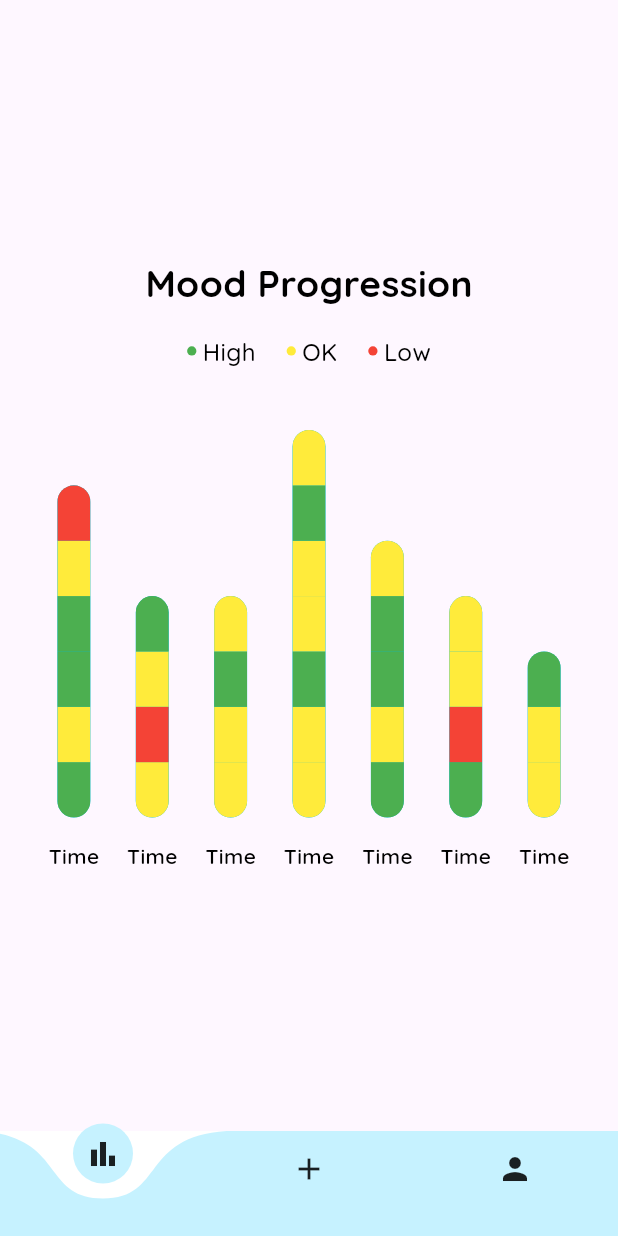
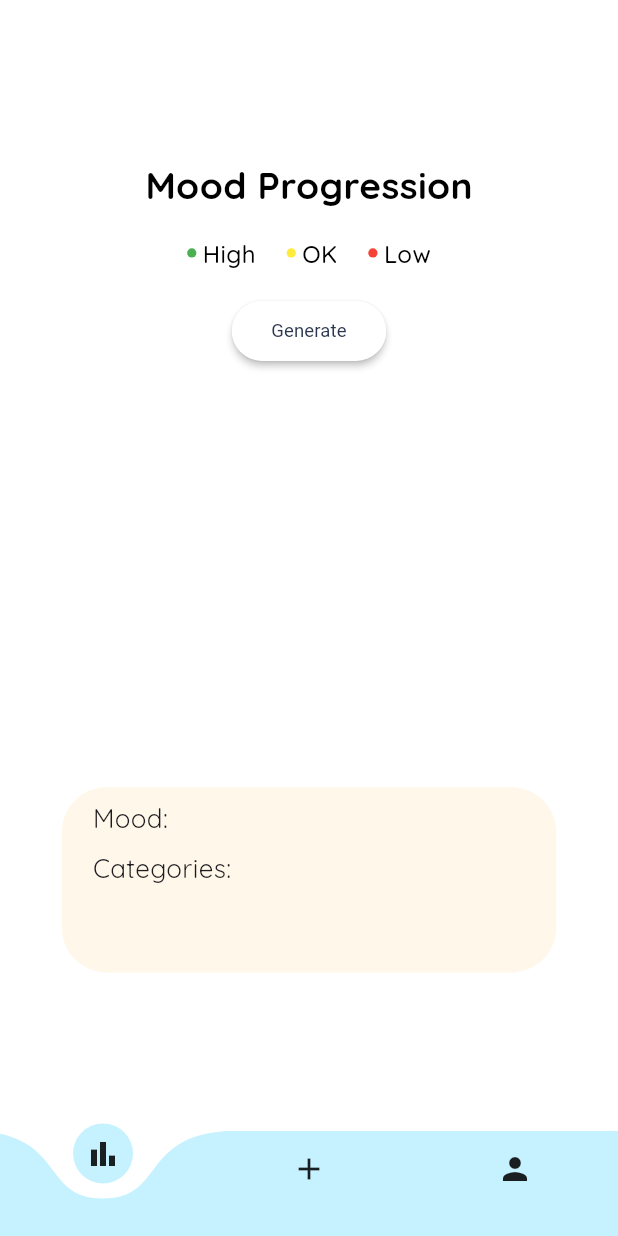
Before and after one commit to wwplr/MindTrace, a Flutter app: the screen it shows once a user with an empty profile is signed in, on a phone screen of 412 x 824 dp. Run offline on Flutter 3.47's test engine with Material 3 defaults, Android fonts, the phone set to English and light mode, and no system bars; drawn by our look-alikes of curved_labeled_navigation_bar, fl_chart; our stand-ins replace carousel_slider, cloud_firestore, file_picker, firebase_auth, firebase_core, flutter_native_splash and 1 more; accounts and stored records are empty; project files that could hold a hidden picture were left out.

Commit message:
Implemented Firebase data fetching and updated Bar Chart

```diff
--- a/mind_trace/lib/home.dart
+++ b/mind_trace/lib/home.dart
@@ -1,6 +1,8 @@
 import 'package:flutter/material.dart';
 import 'package:flutter/services.dart';
-import 'package:fl_chart/fl_chart.dart';
+import 'package:cloud_firestore/cloud_firestore.dart';
+import 'package:firebase_auth/firebase_auth.dart';
+import 'package:mind_trace/stacked_bar_chart.dart';
 
 class Home extends StatefulWidget {
   @override
@@ -8,10 +10,13 @@ class Home extends StatefulWidget {
 }
 
 class _HomeState extends State<Home> {
+  final user = FirebaseAuth.instance.currentUser!;
   int touchedIndex = -1;
   final Color barBackgroundColor = Colors.transparent;
   final Color barColor = Colors.white;
   final Color touchedBarColor = Colors.blue;
+  String mood = '';
+  Map<int, List<int>> moodData = {};
 
   @override
   void initState() {
@@ -22,257 +27,217 @@ class _HomeState extends State<Home> {
     ]);
   }
 
+  Future<Map<int, List<int>>> fetchData() async {
+    try {
+      DocumentSnapshot documentSnapshot = await FirebaseFirestore.instance
+          .collection('users')
+          .doc(user.uid.toString())
+          .get();
+
+      if (documentSnapshot.exists) {
+        List<int> currentMoodSet = [];
+        int setIndex = 0;
+
+        // Assuming mood data is stored directly under the user document
+        Map<String, dynamic> data = documentSnapshot.data() as Map<String, dynamic>;
+
+        // Sort the data by keys (timestamps)
+        List<String> sortedKeys = data.keys.toList()..sort();
+
+        sortedKeys.forEach((key) {
+          var value = data[key]; // Mood data for the current timestamp
+          print('Timestamp: $key, Mood: $value');
+
+          if (value == 'Start') {
+            currentMoodSet = [];
+          } else if (value == 'Finish') {
+            moodData[setIndex++] = currentMoodSet;
+          } else {
+            currentMoodSet.add(getMoodValue(value));
+          }
+        });
+
+        print('Fetched data: $moodData');
+        return moodData;
+      } else {
+        print('User document does not exist.');
+        return {};
+      }
+    } catch (error) {
+      print('Error fetching data: $error');
+      return {};
+    }
+  }
+
+  int getMoodValue(String mood) {
+    switch (mood) {
+      case 'Low':
+        return 1;
+      case 'OK':
+        return 2;
+      case 'High':
+        return 3;
+      default:
+        return 0; // Handle unknown mood values
+    }
+  }
+
   @override
   Widget build(BuildContext context) {
     double height = MediaQuery.of(context).size.height;
     double width = MediaQuery.of(context).size.width;
     double fontSize = width * 0.03;
+
     return PopScope(
       canPop: false,
       child: Scaffold(
-            body: Center(
-                child: Column(
+        backgroundColor: Colors.white,
+        body: Column(
             mainAxisAlignment: MainAxisAlignment.center,
             crossAxisAlignment: CrossAxisAlignment.center,
             children: <Widget>[
-                      AspectRatio(
-                        aspectRatio: 1,
-                        child: Stack(
-                          children: <Widget>[
-                            Column(
-                              crossAxisAlignment: CrossAxisAlignment.center,
-                              children: <Widget>[
-                                Text(
+              Container(
+                //margin: EdgeInsets.only(top: height*0.1),
+                child: Text(
                   'Mood Progression',
                   style: TextStyle(
                     color: Colors.black,
-                                      fontSize: fontSize*2,
+                    fontSize: fontSize * 2,
                     fontWeight: FontWeight.bold,
-                                      fontFamily: "Quicksand"
+                    fontFamily: "Quicksand",
                   ),
                 ),
-                                Container (
-                                  margin: EdgeInsets.only(top: 0.02*height),
+              ),
+              Container(
+                margin: EdgeInsets.only(top: height*0.02, bottom: height*0.02),
                 child: Row(
                   mainAxisAlignment: MainAxisAlignment.center,
                   children: [
                     buildLegend(
                       text: 'High',
                       color: Colors.green,
-                                          space: 0.01*width,
-                                          fontSize: fontSize*1.3,
-                                          width: 0.015*width,
-                                          height: 0.015*width
+                      space: 0.01 * width,
+                      fontSize: fontSize * 1.3,
+                      width: 0.015 * width,
+                      height: 0.015 * width,
                     ),
-                                      SizedBox(width: 0.05*width),
+                    SizedBox(width: 0.05 * width),
                     buildLegend(
                       text: 'OK',
                       color: Colors.yellow,
-                                          space: 0.01*width,
-                                          fontSize: fontSize*1.3,
-                                          width: 0.015*width,
-                                          height: 0.015*width
+                      space: 0.01 * width,
+                      fontSize: fontSize * 1.3,
+                      width: 0.015 * width,
+                      height: 0.015 * width,
                     ),
-                                      SizedBox(width: 0.05*width),
+                    SizedBox(width: 0.05 * width),
                     buildLegend(
                       text: 'Low',
                       color: Colors.red,
-                                          space: 0.01*width,
-                                          fontSize: fontSize*1.3,
-                                          width: 0.015*width,
-                                          height: 0.015*width
+                      space: 0.01 * width,
+                      fontSize: fontSize * 1.3,
+                      width: 0.015 * width,
+                      height: 0.015 * width,
                     ),
                   ],
                 ),
               ),
-                                Expanded(
-                                    child: Container (
-                                      margin: EdgeInsets.only(top: 0.05*height),
-                                      child: Padding(
-                                        padding: const EdgeInsets.symmetric(horizontal: 8),
-                                        child: BarChart(
-                                          mainBarData(height, width, fontSize),
+              Container(
+                  margin: EdgeInsets.only(bottom: height*0.02),
+                  alignment: Alignment.center,
+                  child: ElevatedButton(
+                      onPressed: () async {
+                        Map<int, List<int>> data = await fetchData();
+                        setState(() {
+                          moodData = data;
+                        });
+                      },
+                      style: ElevatedButton.styleFrom(
+                        fixedSize: Size((0.25*width), (0.02*height)),
+                        backgroundColor: Colors.white,
+                        shape: RoundedRectangleBorder(
+                            borderRadius: BorderRadius.circular(20)
+                        ),
+                        elevation: 2.0,
+                      ),
+                      child: Text(
+                          'Generate',
+                          textAlign: TextAlign.center,
+                          style: TextStyle(
+                              color: Color(0xFF2A364E),
+                              fontSize: fontSize,
+                              fontWeight: FontWeight.w400
+                          )
+                      )
+                  )
+              ),
+              SizedBox(
+                height: height*0.3,
+                width: width*0.9,
+                child: StackedBarChart(
+                    data: moodData,
+                    colors: [
+                      Colors.red,
+                      Colors.yellow,
+                      Colors.green,
+                    ],
+                    barWidth: width*0.06,
+                    maxHeight: height*0.3,
+                    maxWidth: width*0.9,
+                    barSpacing: width*0.05,
+                    borderRadius: 20,
+                    borderColor: Colors.white,
+                    borderWidth: width*0.0025,
+                    onTap: (m) {
+                      setState(() {
+                        mood = m;
+                      });
+                    }
                 ),
               ),
-                                    )
-                                )
-                              ],
+              Container(
+                margin: EdgeInsets.only(top: height * 0.02),
+                child: SingleChildScrollView(
+                  child: SizedBox(
+                    width: width * 0.8,
+                    height: height * 0.15,
+                    child: DecoratedBox(
+                      decoration: BoxDecoration(
+                        color: Color(0xFFFFF8EA),
+                        borderRadius: BorderRadius.all(Radius.circular(30)),
+                      ),
+                      child: Column(
+                        crossAxisAlignment: CrossAxisAlignment.start,
+                        children: [
+                          Container(
+                            margin: EdgeInsets.only(left: width * 0.05, top: height * 0.01),
+                            child: Text(
+                              'Mood: $mood',
+                              style: TextStyle(
+                                fontSize: fontSize * 1.4,
+                                fontFamily: 'Quicksand',
+                              ),
+                            ),
+                          ),
+                          Container(
+                            margin: EdgeInsets.only(left: width * 0.05, top: height * 0.01),
+                            child: Text(
+                              'Categories: ',
+                              style: TextStyle(
+                                fontSize: fontSize * 1.4,
+                                fontFamily: 'Quicksand',
+                              ),
+                            ),
                           ),
                         ],
                       ),
-                      )
-                    ]
-                )
-            )
-        )
-    );
-  }
-
-  static const mainItems = <int, List<double>>{
-    0: [3, 2, 3, 3, 2, 1],
-    1: [2, 1, 2, 3],
-    2: [2, 2, 3, 2],
-    3: [2, 2, 3, 2, 2, 3, 2],
-    4: [3, 2, 3, 3, 2],
-    5: [3, 1, 2, 2],
-    6: [2, 2, 3],
-  };
-
-  Color getMoodColor(double value) {
-    if (value == 1) {
-      return Colors.red; // Low
-    } else if (value == 2) {
-      return Colors.yellow; // OK
-    } else if (value == 3) {
-      return Colors.green; // High
-    } else {
-      return Colors.white; // Default or undefined
-    }
-  }
-
-  BarChartGroupData makeGroupData(
-      int x,
-      List<double> moodValues,
-      {
-        bool isTouched = false,
-        List<int> showTooltips = const [],
-      }) {
-    return BarChartGroupData(
-      x: x,
-      barRods: [
-        BarChartRodData(
-          toY: isTouched ? moodValues.length.toDouble() + 1 : moodValues.length.toDouble(),
-          width: 22,
-          rodStackItems: rodStackItemsList(moodValues, 22),
-          borderSide: isTouched
-              ? BorderSide(color: touchedBarColor)
-              : const BorderSide(color: Colors.white, width: 0),
-        )
-      ],
-      showingTooltipIndicators: showTooltips,
-    );
-  }
-
-  List<BarChartRodStackItem> rodStackItemsList(List<double> moodValues, double width) {
-    double currentHeight = 0;
-
-    return moodValues.map((value) {
-      final rodStackItem = BarChartRodStackItem(
-        currentHeight,
-        currentHeight + 1,
-        getMoodColor(value),
-        BorderSide(
-          color: Colors.white,
-          width: 1.0,
-        ),
-      );
-      currentHeight += 1;
-      return rodStackItem;
-    }).toList();
-  }
-
-  BarChartData mainBarData(double height, double width, double fontSize) {
-    return BarChartData(
-      barTouchData: BarTouchData(
-        touchTooltipData: BarTouchTooltipData(
-          tooltipBgColor: Colors.blueGrey,
-          tooltipHorizontalAlignment: FLHorizontalAlignment.center,
-          tooltipMargin: 5,
-          getTooltipItem: (group, groupIndex, rod, rodIndex) {
-            return BarTooltipItem(
-              'Categories',
-              TextStyle(
-                color: Colors.white,
-                fontWeight: FontWeight.bold,
-                fontSize: fontSize * 1.1,
-              ),
-            );
-          },
-        ),
-        touchCallback: (FlTouchEvent event, barTouchResponse) {
-          setState(() {
-            if (!event.isInterestedForInteractions ||
-                barTouchResponse == null ||
-                barTouchResponse.spot == null) {
-              touchedIndex = -1;
-              return;
-            }
-            touchedIndex = barTouchResponse.spot!.touchedBarGroupIndex;
-          });
-        },
-      ),
-      titlesData: FlTitlesData(
-        show: true,
-        rightTitles: const AxisTitles(
-          sideTitles: SideTitles(showTitles: false),
-        ),
-        topTitles: const AxisTitles(
-          sideTitles: SideTitles(showTitles: false),
-        ),
-        bottomTitles: AxisTitles(
-          sideTitles: SideTitles(
-            showTitles: true,
-            getTitlesWidget: getTitles,
-            reservedSize: 38,
-          ),
-        ),
-        leftTitles: const AxisTitles(
-          sideTitles: SideTitles(
-            showTitles: false,
                     ),
                   ),
                 ),
-      borderData: FlBorderData(
-        show: false,
               ),
-      barGroups: mainItems.entries.map(
-            (e) => makeGroupData(
-          e.key,
-          e.value,
+            ],
           ),
-      ).toList(),
-      gridData: const FlGridData(show: false),
-    );
-  }
-
-  Widget getTitles(double value, TitleMeta meta) {
-    const style = TextStyle(
-      color: Colors.black,
-      fontWeight: FontWeight.w600,
-      fontFamily: "Quicksand",
-      fontSize: 14,
-    );
-    Widget text;
-    switch (value.toInt()) {
-      case 0:
-        text = const Text('Time', style: style);
-        break;
-      case 1:
-        text = const Text('Time', style: style);
-        break;
-      case 2:
-        text = const Text('Time', style: style);
-        break;
-      case 3:
-        text = const Text('Time', style: style);
-        break;
-      case 4:
-        text = const Text('Time', style: style);
-        break;
-      case 5:
-        text = const Text('Time', style: style);
-        break;
-      case 6:
-        text = const Text('Time', style: style);
-        break;
-      default:
-        text = const Text('', style: style);
-        break;
-    }
-    return SideTitleWidget(
-      axisSide: meta.axisSide,
-      space: 16,
-      child: text,
+      ),
     );
   }
 
@@ -282,8 +247,7 @@ class _HomeState extends State<Home> {
     required double space,
     required double fontSize,
     required double width,
-    required double height
-
+    required double height,
   }) =>
       Row(
         mainAxisSize: MainAxisSize.min,
--- /dev/null
+++ b/mind_trace/lib/stacked_bar_chart.dart
@@ -0,0 +1,265 @@
+import 'package:flutter/material.dart';
+
+class StackedBarChart extends StatefulWidget {
+  final Map<int, List<int>> data;
+  final List<Color> colors;
+  final double barWidth;
+  final double maxHeight;
+  final double maxWidth;
+  final double barSpacing;
+  final double borderRadius;
+  final Color borderColor;
+  final double borderWidth;
+  final Function(String mood)? onTap;
+
+  StackedBarChart({
+    required this.data,
+    required this.colors,
+    required this.barWidth,
+    required this.maxHeight,
+    required this.maxWidth,
+    required this.barSpacing,
+    required this.borderRadius,
+    required this.borderColor,
+    required this.borderWidth,
+    this.onTap,
+  });
+
+  @override
+  _StackedBarChartState createState() => _StackedBarChartState();
+}
+
+class _StackedBarChartState extends State<StackedBarChart> {
+  late List<List<Color?>> _blockBorderColors;
+  int? _previousBlockIndex;
+  int? _previousInnerBlockIndex;
+
+  @override
+  void initState() {
+    super.initState();
+    _initializeBlockBorderColors();
+  }
+
+  void _initializeBlockBorderColors() {
+    _blockBorderColors = List.generate(widget.data.length, (index) {
+      return List.generate(widget.data[index]!.length, (innerIndex) => null);
+    });
+  }
+
+  @override
+  Widget build(BuildContext context) {
+    return GestureDetector(
+      onTapDown: (TapDownDetails details) {
+        _handleTap(details, true);
+      },
+      onTapCancel: () {
+        setState(() {
+          _initializeBlockBorderColors();
+          _previousBlockIndex = null;
+          _previousInnerBlockIndex = null;
+        });
+      },
+      child: Container( // Wrap CustomPaint with Container
+        width: widget.maxWidth, // Set width
+        height: widget.maxHeight, // Set height
+        child: CustomPaint(
+          painter: BarChartPainter(
+            data: widget.data,
+            colors: widget.colors,
+            barWidth: widget.barWidth,
+            barSpacing: widget.barSpacing,
+            borderRadius: widget.borderRadius,
+            borderColor: widget.borderColor,
+            borderWidth: widget.borderWidth,
+            blockBorderColors: _blockBorderColors,
+            previousBlockIndex: _previousBlockIndex,
+            previousInnerBlockIndex: _previousInnerBlockIndex,
+          ),
+        ),
+      ),
+    );
+  }
+
+  void _handleTap(TapDownDetails details, bool isPressed) {
+    setState(() {
+      final RenderBox renderBox = context.findRenderObject() as RenderBox;
+      final tapPosition = renderBox.globalToLocal(details.globalPosition);
+
+      final totalBarsWidth = widget.data.length * widget.barWidth;
+      final totalSpacing = (widget.data.length - 1) * widget.barSpacing;
+      final totalWidth = totalBarsWidth + totalSpacing;
+      final barStartPosition = (widget.maxWidth - totalWidth) / 2;
+
+      final maxTotalMoodChanges = widget.data.values.map((e) => e.length).reduce((value, element) => value > element ? value : element);
+      final blockHeight = widget.maxHeight / maxTotalMoodChanges;
+
+      final blockIndex = ((tapPosition.dx - barStartPosition) / (widget.barWidth + widget.barSpacing)).floor();
+      final innerBlockIndex = ((widget.maxHeight - tapPosition.dy) / blockHeight).floor();
+
+      if (blockIndex >= 0 && blockIndex < widget.data.length && innerBlockIndex >= 0) {
+        if (_previousBlockIndex != null && _previousInnerBlockIndex != null) {
+          _blockBorderColors[_previousBlockIndex!][_previousInnerBlockIndex!] = null;
+        }
+        // Update blockBorderColors with new values based on tap
+        _blockBorderColors[blockIndex][innerBlockIndex] = isPressed ? widget.colors[widget.data[blockIndex]![innerBlockIndex] - 1] : null;
+        _previousBlockIndex = blockIndex;
+        _previousInnerBlockIndex = innerBlockIndex;
+        // Trigger onTap callback if provided
+        if (widget.onTap != null) {
+          final moodValue = widget.data[blockIndex]![innerBlockIndex];
+          final mood = _getMood(moodValue);
+          widget.onTap!(mood);
+        }
+      }
+    });
+  }
+
+  String _getMood(int moodValue) {
+    switch (moodValue) {
+      case 1:
+        return 'Low';
+      case 2:
+        return 'OK';
+      case 3:
+        return 'High';
+      default:
+        return 'Undefined';
+    }
+  }
+}
+
+class BarChartPainter extends CustomPainter {
+  final Map<int, List<int>?> data;
+  final List<Color> colors;
+  final double barWidth;
+  final double barSpacing;
+  final double borderRadius;
+  final Color borderColor;
+  final double borderWidth;
+  final List<List<Color?>> blockBorderColors;
+  final int? previousBlockIndex;
+  final int? previousInnerBlockIndex;
+
+  BarChartPainter({
+    required this.data,
+    required this.colors,
+    required this.barWidth,
+    required this.barSpacing,
+    required this.borderRadius,
+    required this.borderColor,
+    required this.borderWidth,
+    required this.blockBorderColors,
+    required this.previousBlockIndex,
+    required this.previousInnerBlockIndex,
+  });
+
+  @override
+  void paint(Canvas canvas, Size size) {
+    final totalBarsWidth = data.length * barWidth;
+    final totalSpacing = (data.length - 1) * barSpacing;
+    final totalWidth = totalBarsWidth + totalSpacing;
+    final barStartPosition = (size.width - totalWidth) / 2;
+
+    double startX = barStartPosition;
+    double startY = size.height;
+
+    for (int day = 0; day < data.length; day++) {
+      final moodChanges = data[day] ?? [];
+      final totalMoodChanges = moodChanges.length;
+
+      for (int i = 0; i < totalMoodChanges; i++) {
+        final paint = Paint()
+          ..color = getColor(moodChanges[i]);
+        final borderPaint = Paint()
+          ..style = PaintingStyle.stroke
+          ..color = blockBorderColors[day][i] ?? borderColor
+          ..strokeWidth = blockBorderColors[day][i] != null ? borderWidth * 3 : borderWidth;
+
+        // if (day < blockBorderColors.length && i < blockBorderColors[day].length) {
+        //   // If the value is not null, use it; otherwise, fallback to borderColor
+        //   borderPaint.color = blockBorderColors[day][i] ?? borderColor;
+        // } else {
+        //   // Handle the case where the indices are out of range
+        //   // or the value at the specified indices is null
+        //   borderPaint.color = borderColor; // Fallback to a default color
+        // }
+        //
+        // if (blockBorderColors.length > day && blockBorderColors[day] != null) {
+        //   if (blockBorderColors[day].length > i && blockBorderColors[day][i] != null) {
+        //     borderPaint.strokeWidth = borderWidth * 3;
+        //   } else {
+        //     borderPaint.strokeWidth = borderWidth;
+        //   }
+        // } else {
+        //   borderPaint.strokeWidth = borderWidth;
+        // }
+
+        print('day: $day, i: $i, blockBorderColors.length: ${blockBorderColors.length}');
+
+        final maxTotalMoodChanges =
+        data.values.map((e) => e!.length).reduce((value, element) => value > element ? value : element);
+        final barHeight = size.height / maxTotalMoodChanges;
+
+        Rect rect;
+        if (i == 0 && totalMoodChanges > 1) {
+          rect = Rect.fromLTRB(
+            startX,
+            startY - barHeight,
+            startX + barWidth,
+            startY,
+          );
+          final RRect rRect = RRect.fromRectAndCorners(
+            rect,
+            bottomRight: Radius.circular(borderRadius),
+            bottomLeft: Radius.circular(borderRadius),
+          );
+          canvas.drawRRect(rRect, paint);
+          canvas.drawRRect(rRect, borderPaint);
+        } else if (i == totalMoodChanges - 1 && totalMoodChanges > 1) {
+          rect = Rect.fromLTRB(
+            startX,
+            startY - barHeight * (i + 1),
+            startX + barWidth,
+            startY - barHeight * i,
+          );
+          final RRect rRect = RRect.fromRectAndCorners(
+            rect,
+            topLeft: Radius.circular(borderRadius),
+            topRight: Radius.circular(borderRadius),
+          );
+          canvas.drawRRect(rRect, paint);
+          canvas.drawRRect(rRect, borderPaint);
+        } else {
+          rect = Rect.fromLTRB(
+            startX,
+            startY - barHeight * (i + 1),
+            startX + barWidth,
+            startY - barHeight * i,
+          );
+          canvas.drawRect(rect, paint);
+          canvas.drawRect(rect, borderPaint);
+        }
+      }
+      startX += barWidth + barSpacing;
+    }
+  }
+
+  Color getColor(int? moodValue) {
+    if (moodValue == null) return Colors.white;
+    switch (moodValue) {
+      case 1:
+        return colors[0];
+      case 2:
+        return colors[1];
+      case 3:
+        return colors[2];
+      default:
+        return Colors.white;
+    }
+  }
+
+  @override
+  bool shouldRepaint(covariant CustomPainter oldDelegate) {
+    return true;
+  }
+}
```
Also changed, not shown: mind_trace/lib/add.dart (+14 -2 lines). Lines whose indentation alone changed are shown as unchanged.
